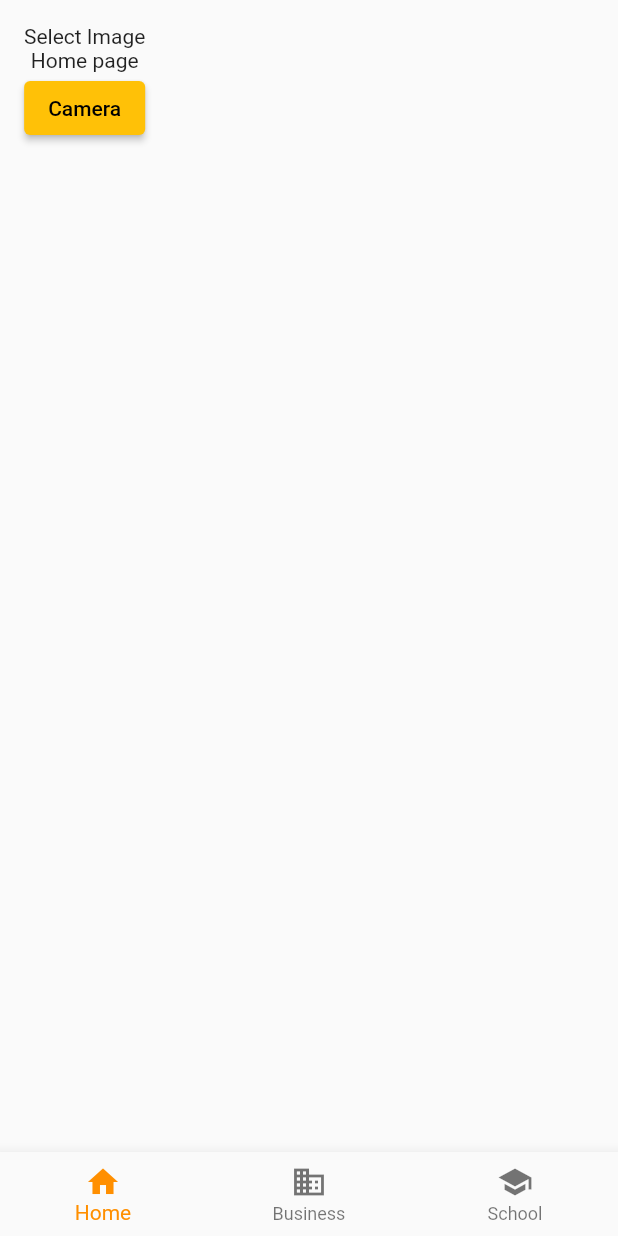
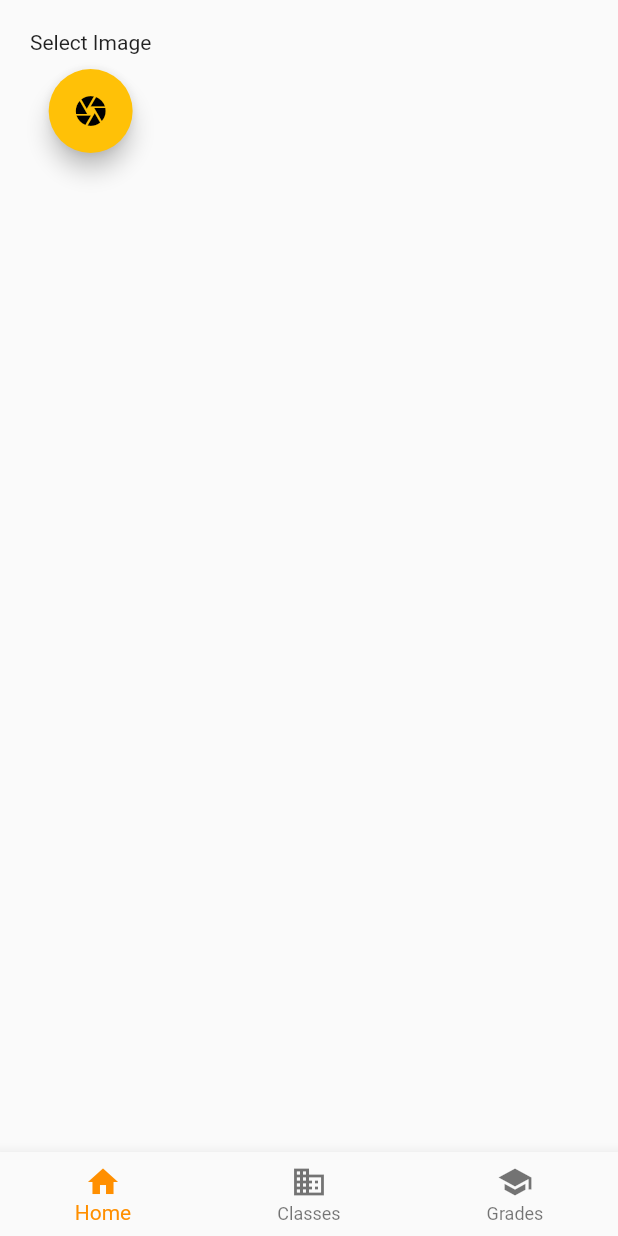
Before and after one commit to RadySonabu/Mobile-Edtech, a Flutter app: the screen it shows after launch, on a phone screen of 412 x 824 dp. Run offline on Flutter 3.47's test engine with Material 2 defaults, Android fonts, the phone set to English and light mode, and no system bars; our stand-ins replace get, image_picker.

Commit message:
Camera updated

```diff
--- a/lib/core/navigator/bottom_navigator.dart
+++ b/lib/core/navigator/bottom_navigator.dart
@@ -1,5 +1,7 @@
 import 'package:app/core/navigator/controller.navigator.dart';
+import 'package:app/features/classes/classes.dart';
 import 'package:app/features/dashboard/home.dart';
+import 'package:app/features/grading_system/student_grades.dart';
 import 'package:flutter/material.dart';
 import 'package:get/get.dart';
 
@@ -28,8 +30,8 @@ class CustomButtonNavigator extends StatelessWidget {
   ];
   var pages = [
     HomePage(),
-    HomePage(),
-    HomePage(),
+    HandledClasses(),
+    StudentGradesPage(),
   ];
   @override
   Widget build(BuildContext context) {
@@ -45,12 +47,12 @@ class CustomButtonNavigator extends StatelessWidget {
                 ),
                 BottomNavigationBarItem(
                   icon: Icon(Icons.business),
-                  label: 'Business',
+                  label: 'Classes',
                   backgroundColor: Colors.green,
                 ),
                 BottomNavigationBarItem(
                   icon: Icon(Icons.school),
-                  label: 'School',
+                  label: 'Grades',
                   backgroundColor: Colors.purple,
                 ),
               ],
--- a/lib/features/dashboard/home.dart
+++ b/lib/features/dashboard/home.dart
@@ -12,19 +12,19 @@ class HomePage extends StatelessWidget {
   Widget build(BuildContext context) {
     return Container(
       child: Padding(
-          padding: EdgeInsets.all(16),
+          padding: EdgeInsets.all(20),
           child: SingleChildScrollView(
             child: Column(
               children: [
                 Obx(() => controller.selectedImagePath.value == ''
                     ? Text('Select Image')
                     : Image.file(File(controller.selectedImagePath.value))),
-                Text('Home page'),
-                ElevatedButton(
+                SizedBox(height: 10),
+                FloatingActionButton(
                     onPressed: () {
                       controller.openCamera(ImageSource.camera);
                     },
-                    child: Text('Camera'))
+                    child: Icon(Icons.camera))
               ],
             ),
           )),
```
Also changed, not shown: lib/features/classes/classes.dart (added, +12 -0 lines), lib/features/grading_system/student_grades.dart (added, +14 -0 lines).
